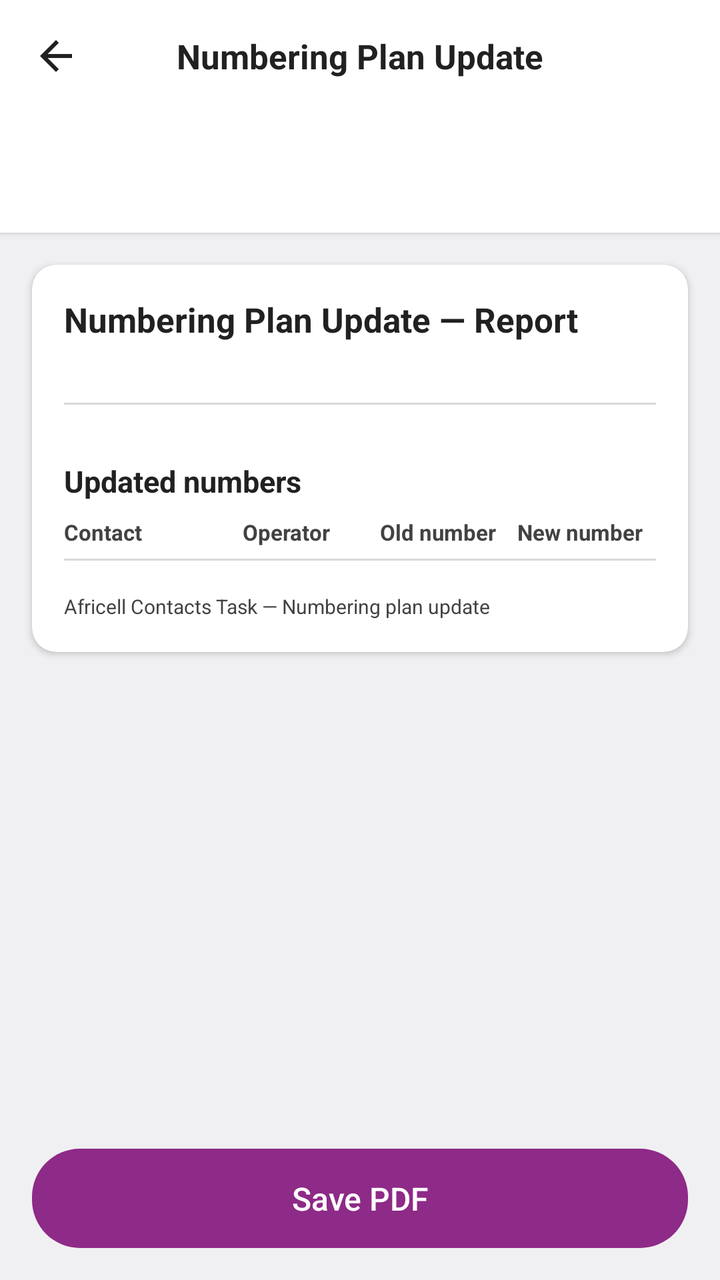
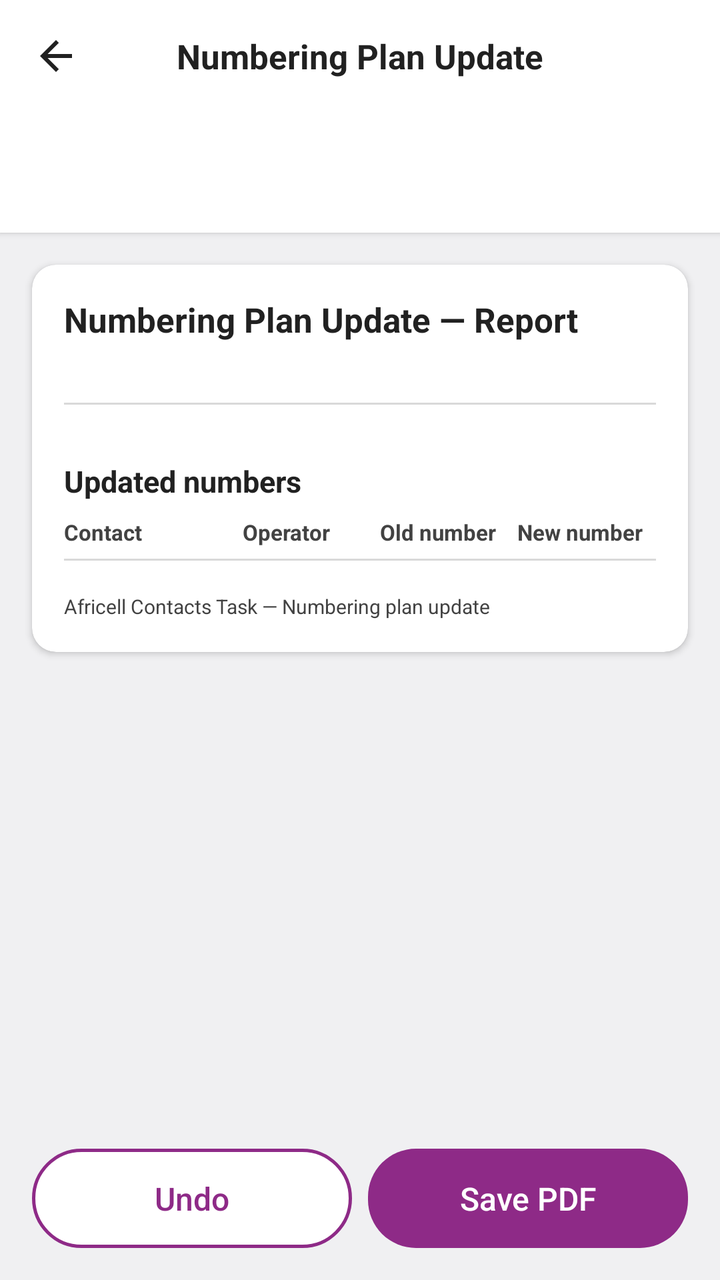

Two renders of the same Android screen: before a commit and after it. Below are the layout's source before the change and the commit's diff.
<!-- AndroidManifest.xml: application theme Theme.AfricellContactsTask -->
<!-- res/layout/activity_report.xml -->
<LinearLayout xmlns:android="http://schemas.android.com/apk/res/android"
    xmlns:app="http://schemas.android.com/apk/res-auto"
    android:id="@+id/reportRoot"
    android:layout_width="match_parent"
    android:layout_height="match_parent"
    android:background="@color/report_screen_bg"
    android:orientation="vertical">

    <FrameLayout
        android:layout_width="match_parent"
        android:layout_height="56dp"
        android:background="@color/card_background"
        android:elevation="2dp">

        <ImageButton
            android:id="@+id/reportBackButton"
            android:layout_width="40dp"
            android:layout_height="40dp"
            android:layout_gravity="center_vertical|start"
            android:layout_marginStart="8dp"
            android:background="?attr/selectableItemBackgroundBorderless"
            android:contentDescription="@string/back"
            android:padding="8dp"
            android:src="@drawable/ic_arrow_back" />

        <TextView
            android:id="@+id/reportToolbarTitle"
            android:layout_width="wrap_content"
            android:layout_height="wrap_content"
            android:layout_gravity="center"
            android:text="@string/report_toolbar_title"
            android:textColor="@color/text_primary"
            android:textSize="17sp"
            android:textStyle="bold" />
    </FrameLayout>

    <TextView
        android:id="@+id/reportHeaderCount"
        android:layout_width="match_parent"
        android:layout_height="wrap_content"
        android:background="@color/card_background"
        android:elevation="2dp"
        android:gravity="center"
        android:paddingTop="20dp"
        android:paddingBottom="16dp"
        android:textColor="@color/text_primary"
        android:textSize="18sp"
        android:textStyle="bold" />

    <androidx.core.widget.NestedScrollView
        android:layout_width="match_parent"
        android:layout_height="0dp"
        android:layout_weight="1">

        <androidx.cardview.widget.CardView
            android:layout_width="match_parent"
            android:layout_height="wrap_content"
            android:layout_margin="16dp"
            app:cardBackgroundColor="@color/card_background"
            app:cardCornerRadius="12dp"
            app:cardElevation="2dp">

            <LinearLayout
                android:layout_width="match_parent"
                android:layout_height="wrap_content"
                android:orientation="vertical"
                android:padding="16dp">

                <TextView
                    android:id="@+id/reportTitle"
                    android:layout_width="match_parent"
                    android:layout_height="wrap_content"
                    android:text="@string/report_title"
                    android:textColor="@color/text_primary"
                    android:textSize="17sp"
                    android:textStyle="bold" />

                <TextView
                    android:id="@+id/reportGeneratedAt"
                    android:layout_width="match_parent"
                    android:layout_height="wrap_content"
                    android:layout_marginTop="2dp"
                    android:textColor="@color/text_secondary"
                    android:textSize="12sp" />

                <View
                    android:layout_width="match_parent"
                    android:layout_height="1dp"
                    android:layout_marginTop="12dp"
                    android:layout_marginBottom="12dp"
                    android:background="@color/field_border" />

                
                <LinearLayout
                    android:id="@+id/reportStatsLayout"
                    android:layout_width="match_parent"
                    android:layout_height="wrap_content"
                    android:orientation="vertical" />

                <TextView
                    android:layout_width="match_parent"
                    android:layout_height="wrap_content"
                    android:layout_marginTop="16dp"
                    android:layout_marginBottom="8dp"
                    android:text="@string/report_updated_numbers_title"
                    android:textColor="@color/text_primary"
                    android:textSize="15sp"
                    android:textStyle="bold" />

                
                <LinearLayout
                    android:layout_width="match_parent"
                    android:layout_height="wrap_content"
                    android:orientation="horizontal"
                    android:paddingBottom="6dp">

                    <TextView
                        android:layout_width="0dp"
                        android:layout_height="wrap_content"
                        android:layout_weight="1.3"
                        android:text="@string/report_col_contact"
                        android:textColor="@color/text_secondary"
                        android:textSize="11sp"
                        android:textStyle="bold" />

                    <TextView
                        android:layout_width="0dp"
                        android:layout_height="wrap_content"
                        android:layout_weight="1"
                        android:text="@string/report_col_operator"
                        android:textColor="@color/text_secondary"
                        android:textSize="11sp"
                        android:textStyle="bold" />

                    <TextView
                        android:layout_width="0dp"
                        android:layout_height="wrap_content"
                        android:layout_weight="1"
                        android:text="@string/report_col_old_number"
                        android:textColor="@color/text_secondary"
                        android:textSize="11sp"
                        android:textStyle="bold" />

                    <TextView
                        android:layout_width="0dp"
                        android:layout_height="wrap_content"
                        android:layout_weight="1"
                        android:text="@string/report_col_new_number"
                        android:textColor="@color/text_secondary"
                        android:textSize="11sp"
                        android:textStyle="bold" />
                </LinearLayout>

                <View
                    android:layout_width="match_parent"
                    android:layout_height="1dp"
                    android:background="@color/field_border" />

                <androidx.recyclerview.widget.RecyclerView
                    android:id="@+id/reportRowsRecyclerView"
                    android:layout_width="match_parent"
                    android:layout_height="wrap_content"
                    android:nestedScrollingEnabled="false"
                    android:overScrollMode="never" />

                <TextView
                    android:id="@+id/reportFooter"
                    android:layout_width="match_parent"
                    android:layout_height="wrap_content"
                    android:layout_marginTop="16dp"
                    android:text="@string/report_footer"
                    android:textColor="@color/text_secondary"
                    android:textSize="10sp" />
            </LinearLayout>
        </androidx.cardview.widget.CardView>
    </androidx.core.widget.NestedScrollView>

    <Button
        android:id="@+id/savePdfButton"
        android:layout_width="match_parent"
        android:layout_height="wrap_content"
        android:layout_margin="16dp"
        android:background="@drawable/pill_button_filled"
        android:insetTop="0dp"
        android:insetBottom="0dp"
        android:paddingTop="14dp"
        android:paddingBottom="14dp"
        android:stateListAnimator="@null"
        android:text="@string/save_pdf"
        android:textAllCaps="false"
        android:textColor="@color/white"
        android:textSize="16sp" />
</LinearLayout>
<!-- resources referenced by this layout -->
<resources>
  <color name="card_background">#FFFFFF</color>
  <color name="field_border">#D9D9D9</color>
  <color name="report_screen_bg">#F0F0F2</color>
  <color name="text_primary">#212121</color>
  <color name="text_secondary">#424242</color>
  <color name="white">#FFFFFFFF</color>
  <!-- drawable ic_arrow_back (drawable) -->
  <vector xmlns:android="http://schemas.android.com/apk/res/android"
      android:width="24dp"
      android:height="24dp"
      android:viewportWidth="24"
      android:viewportHeight="24"
      android:tint="@color/text_primary">
      <path
          android:fillColor="#FF000000"
          android:pathData="M20,11H7.83l5.59,-5.59L12,4l-8,8 8,8 1.41,-1.41L7.83,13H20v-2z" />
  </vector>
  <!-- drawable pill_button_filled (drawable) -->
  <?xml version="1.0" encoding="utf-8"?>
  <shape xmlns:android="http://schemas.android.com/apk/res/android" android:shape="rectangle">
      <corners android:radius="24dp" />
      <solid android:color="@color/accent_purple" />
  </shape>
  <string name="back">Back</string>
  <string name="report_col_contact">Contact</string>
  <string name="report_col_new_number">New number</string>
  <string name="report_col_old_number">Old number</string>
  <string name="report_col_operator">Operator</string>
  <string name="report_footer">Africell Contacts Task — Numbering plan update</string>
  <string name="report_title">Numbering Plan Update — Report</string>
  <string name="report_toolbar_title">Numbering Plan Update</string>
  <string name="report_updated_numbers_title">Updated numbers</string>
  <string name="save_pdf">Save PDF</string>
  <style name="Theme.AfricellContactsTask" parent="Base.Theme.AfricellContactsTask" />
  <color name="accent_purple">#8E2A87</color>
  <style name="Base.Theme.AfricellContactsTask" parent="Theme.Material3.DayNight.NoActionBar">
          
          
      </style>
</resources>

<!-- the commit's change to res/layout/activity_report.xml (unified diff, before → after) -->
@@ -175,19 +175,44 @@
         </androidx.cardview.widget.CardView>
     </androidx.core.widget.NestedScrollView>
 
-    <Button
-        android:id="@+id/savePdfButton"
+    <LinearLayout
         android:layout_width="match_parent"
         android:layout_height="wrap_content"
         android:layout_margin="16dp"
-        android:background="@drawable/pill_button_filled"
-        android:insetTop="0dp"
-        android:insetBottom="0dp"
-        android:paddingTop="14dp"
-        android:paddingBottom="14dp"
-        android:stateListAnimator="@null"
-        android:text="@string/save_pdf"
-        android:textAllCaps="false"
-        android:textColor="@color/white"
-        android:textSize="16sp" />
+        android:orientation="horizontal">
+
+        
+        <Button
+            android:id="@+id/undoButton"
+            android:layout_width="0dp"
+            android:layout_height="wrap_content"
+            android:layout_marginEnd="8dp"
+            android:layout_weight="1"
+            android:background="@drawable/pill_button_outline"
+            android:insetTop="0dp"
+            android:insetBottom="0dp"
+            android:paddingTop="14dp"
+            android:paddingBottom="14dp"
+            android:stateListAnimator="@null"
+            android:text="@string/undo"
+            android:textAllCaps="false"
+            android:textColor="@color/accent_purple"
+            android:textSize="16sp" />
+
+        <Button
+            android:id="@+id/savePdfButton"
+            android:layout_width="0dp"
+            android:layout_height="wrap_content"
+            android:layout_weight="1"
+            android:background="@drawable/pill_button_filled"
+            android:insetTop="0dp"
+            android:insetBottom="0dp"
+            android:paddingTop="14dp"
+            android:paddingBottom="14dp"
+            android:stateListAnimator="@null"
+            android:text="@string/save_pdf"
+            android:textAllCaps="false"
+            android:textColor="@color/white"
+            android:textSize="16sp" />
+    </LinearLayout>
 </LinearLayout>
<!-- resource entries referenced after the edit -->
@@ -1,5 +1,6 @@
 <!-- resources referenced by this layout -->
 <resources>
+  <color name="accent_purple">#8E2A87</color>
   <color name="card_background">#FFFFFF</color>
   <color name="field_border">#D9D9D9</color>
   <color name="report_screen_bg">#F0F0F2</color>
@@ -23,6 +24,13 @@
       <corners android:radius="24dp" />
       <solid android:color="@color/accent_purple" />
   </shape>
+  <!-- drawable pill_button_outline (drawable) -->
+  <?xml version="1.0" encoding="utf-8"?>
+  <shape xmlns:android="http://schemas.android.com/apk/res/android" android:shape="rectangle">
+      <corners android:radius="24dp" />
+      <stroke android:width="1.5dp" android:color="@color/accent_purple" />
+      <solid android:color="@color/card_background" />
+  </shape>
   <string name="back">Back</string>
   <string name="report_col_contact">Contact</string>
   <string name="report_col_new_number">New number</string>
@@ -33,8 +41,8 @@
   <string name="report_toolbar_title">Numbering Plan Update</string>
   <string name="report_updated_numbers_title">Updated numbers</string>
   <string name="save_pdf">Save PDF</string>
+  <string name="undo">Undo</string>
   <style name="Theme.AfricellContactsTask" parent="Base.Theme.AfricellContactsTask" />
-  <color name="accent_purple">#8E2A87</color>
   <style name="Base.Theme.AfricellContactsTask" parent="Theme.Material3.DayNight.NoActionBar">
           
           
